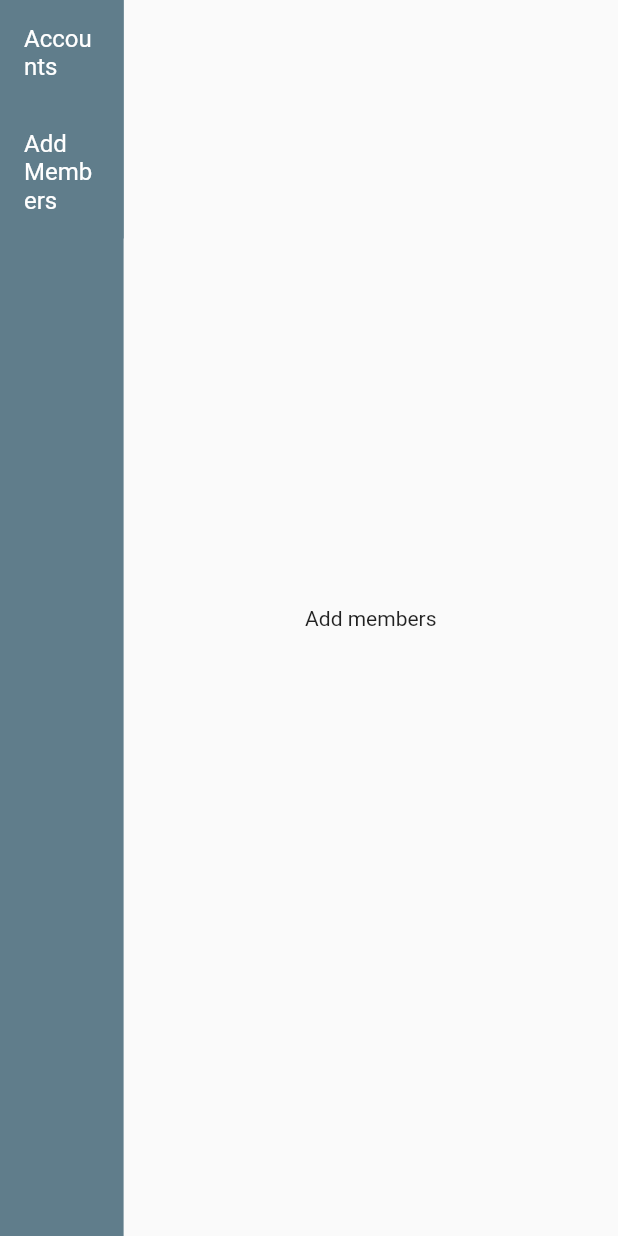
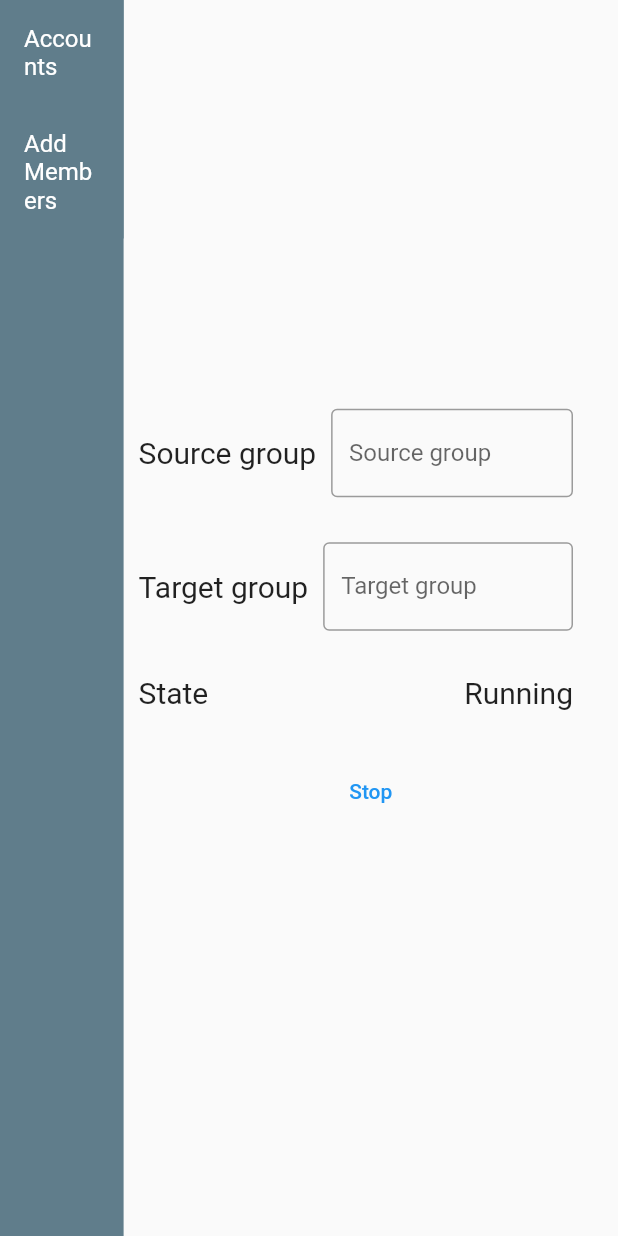
Before and after one commit to dangviethung096/add_telegram_member_tools, a Flutter app: the screen it shows after launch, after a tap on "Add Members", on a phone screen of 412 x 824 dp. Run offline on Flutter 3.47's test engine with Material 2 defaults, Android fonts, the phone set to English and light mode, and no system bars.

Commit message:
update code

```diff
--- a/lib/context.dart
+++ /dev/null
@@ -1,41 +0,0 @@
-import 'package:flutter/src/widgets/framework.dart';
-import 'package:flutter/src/widgets/placeholder.dart';
-import 'package:add_member_ui/page/accounts_page.dart';
-import 'package:add_member_ui/page/add_member_page.dart';
-
-class Context extends StatefulWidget {
-  int pageIndex = 0;
-
-  Context({super.key, required int pageIndex}) {
-    this.pageIndex = pageIndex;
-  }
-
-  @override
-  State<Context> createState() => _ContextState();
-}
-
-class _ContextState extends State<Context> {
-  @override
-  Widget build(BuildContext context) {
-    switch (widget.pageIndex) {
-      case 0:
-        return AccountsPage(List.empty());
-      case 1:
-        return AddMemberPage();
-      default:
-        return AccountsPage(List.empty());
-    }
-  }
-
-  @override
-  void initState() {
-    // TODO: implement initState
-    super.initState();
-  }
-
-  @override
-  void dispose() {
-    // TODO: implement dispose
-    super.dispose();
-  }
-}
--- a/lib/main.dart
+++ b/lib/main.dart
@@ -47,7 +47,7 @@ class _MainScreenState extends State<MainScreen> {
     return Scaffold(
       body: Row(
         children: [
-          Container(
+          SizedBox(
             width: width * 0.2,
             height: height,
             child: SideBar(selectPage),
@@ -65,7 +65,7 @@ class _MainScreenState extends State<MainScreen> {
       case 0:
         return AccountsPage(widget.accounts);
       case 1:
-        return AddMemberPage();
+        return AddMemberPage(stateIndex: 1);
       default:
         return AccountsPage(widget.accounts);
     }
--- a/lib/page/add_member_page.dart
+++ b/lib/page/add_member_page.dart
@@ -1,10 +1,128 @@
 import 'package:flutter/material.dart';
-import 'package:flutter/src/widgets/framework.dart';
-import 'package:flutter/src/widgets/placeholder.dart';
 
-class AddMemberPage extends StatelessWidget {
+enum AddMemberState { none, running, stopped }
+
+class AddMemberPage extends StatefulWidget {
+  AddMemberState state = AddMemberState.none;
+  AddMemberPage({required int stateIndex}) {
+    state = AddMemberState.values[stateIndex];
+  }
+
+  @override
+  State<AddMemberPage> createState() => _AddMemberPageState();
+}
+
+class _AddMemberPageState extends State<AddMemberPage> {
   @override
   Widget build(BuildContext context) {
-    return Center(child: Text("Add members"));
+    return Column(
+      children: [
+        Row(
+          children: [
+            SizedBox(width: 10),
+            Text(
+              "Source group",
+              style: TextStyle(fontSize: 20),
+            ),
+            SizedBox(width: 10),
+            Expanded(
+              child: TextField(
+                decoration: InputDecoration(
+                  border: OutlineInputBorder(),
+                  labelText: "Source group",
+                ),
+              ),
+            ),
+            SizedBox(width: 30),
+          ],
+        ),
+        SizedBox(height: 30),
+        Row(
+          children: [
+            SizedBox(width: 10),
+            Text(
+              "Target group",
+              style: TextStyle(fontSize: 20),
+            ),
+            SizedBox(width: 10),
+            Expanded(
+              child: TextField(
+                decoration: InputDecoration(
+                  border: OutlineInputBorder(),
+                  labelText: "Target group",
+                ),
+              ),
+            ),
+            SizedBox(width: 30),
+          ],
+        ),
+        SizedBox(height: 30),
+        Row(
+          children: [
+            SizedBox(width: 10),
+            Text(
+              "State",
+              style: TextStyle(fontSize: 20),
+            ),
+            Expanded(child: SizedBox(width: double.infinity)),
+            getState(widget.state),
+            SizedBox(width: 30),
+          ],
+        ),
+        SizedBox(height: 30),
+        getButton(widget.state),
+      ],
+      mainAxisAlignment: MainAxisAlignment.center,
+    );
+  }
+
+  Widget getState(AddMemberState state) {
+    switch (state) {
+      case AddMemberState.none:
+        return Text(
+          "Unknown",
+          style: TextStyle(fontSize: 20),
+        );
+      case AddMemberState.running:
+        return Text(
+          "Running",
+          style: TextStyle(fontSize: 20),
+        );
+      case AddMemberState.stopped:
+        return Text(
+          "Stopped",
+          style: TextStyle(fontSize: 20),
+        );
+      default:
+        return Text(
+          "Unknown",
+          style: TextStyle(fontSize: 20),
+        );
+    }
+  }
+
+  Widget getButton(AddMemberState state) {
+    switch (state) {
+      case AddMemberState.none:
+        return TextButton(onPressed: () {}, child: Text("Unknown"));
+      case AddMemberState.running:
+        return TextButton(
+            onPressed: () {
+              setState(() {
+                widget.state = AddMemberState.stopped;
+              });
+            },
+            child: Text("Stop"));
+      case AddMemberState.stopped:
+        return TextButton(
+            onPressed: () {
+              setState(() {
+                widget.state = AddMemberState.running;
+              });
+            },
+            child: Text("Start"));
+      default:
+        return TextButton(onPressed: () {}, child: Text("Unknown"));
+    }
   }
 }
```
